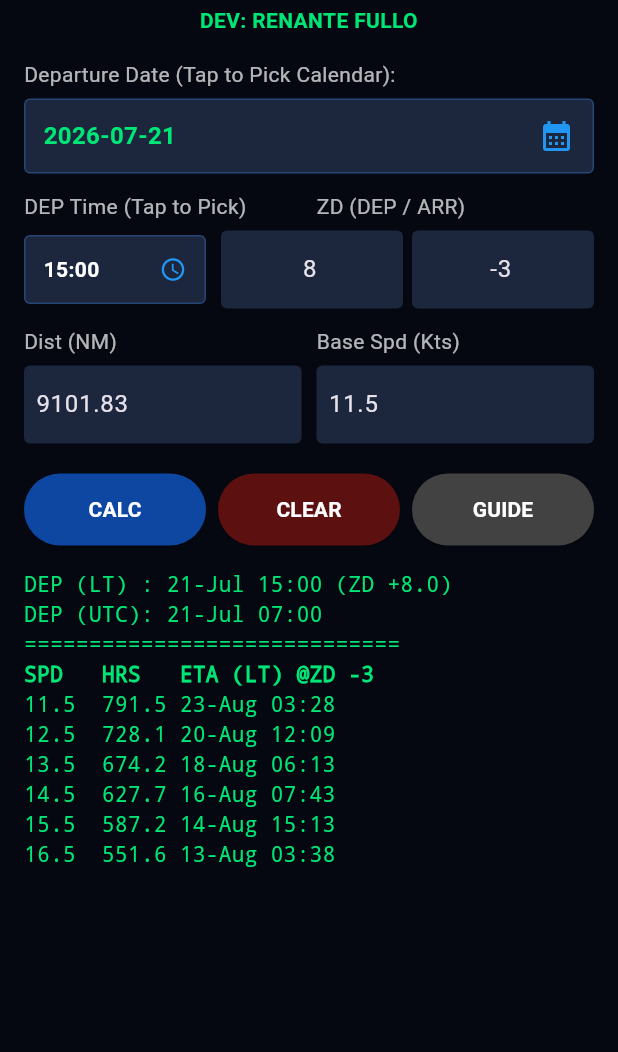
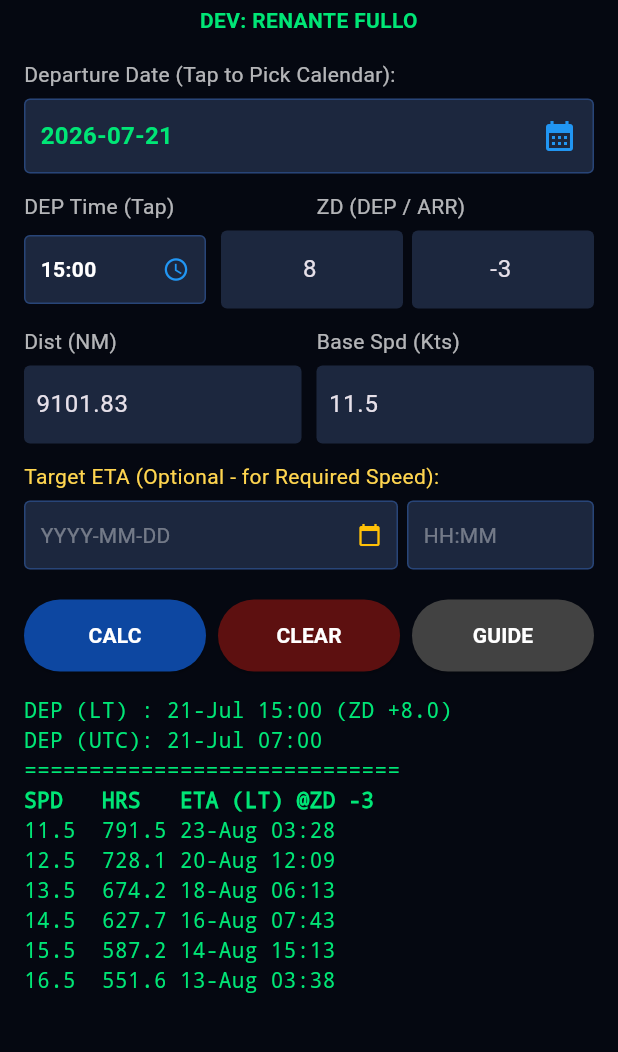
Before and after one commit to Saitama1978/ETA, a Flutter app: the screen it shows after launch, after a tap on "CALC", on a phone screen of 412 x 824 dp, the part 71-1123 px from its top. Run offline on Flutter 3.47's test engine with Material 3 defaults, Android fonts, the phone set to English and light mode, and no system bars.

Commit message:
Update main.dart

```diff
--- a/lib/main.dart
+++ b/lib/main.dart
@@ -30,11 +30,15 @@ class HomeScreen extends StatefulWidget {
 }
 
 class _HomeScreenState extends State<HomeScreen> {
-  // Date & Time Picker Values
+  // Departure Date & Time Values
   DateTime _depDate = DateTime.now();
   TimeOfDay _depTime = const TimeOfDay(hour: 15, minute: 0);
 
-  // Controllers for Numeric Inputs
+  // Target Date & Time Values (Optional)
+  DateTime? _targetDate;
+  TimeOfDay? _targetTime;
+
+  // Controllers
   final _zdDepController = TextEditingController(text: "8");
   final _zdArrController = TextEditingController(text: "-3");
   final _distController = TextEditingController(text: "9101.83");
@@ -43,9 +47,10 @@ class _HomeScreenState extends State<HomeScreen> {
   // Output State
   String _outputDepLT = "";
   String _outputDepUTC = "";
+  String _reqSpeedText = "";
   List<Map<String, dynamic>> _speedTable = [];
 
-  // Calendar Picker for Departure Date
+  // Calendar Pickers
   Future<void> _selectDepDate(BuildContext context) async {
     final DateTime? picked = await showDatePicker(
       context: context,
@@ -53,30 +58,41 @@ class _HomeScreenState extends State<HomeScreen> {
       firstDate: DateTime(2020),
       lastDate: DateTime(2035),
     );
-    if (picked != null && picked != _depDate) {
-      setState(() {
-        _depDate = picked;
-      });
-    }
+    if (picked != null) setState(() => _depDate = picked);
   }
 
-  // Time Picker for Departure Time
   Future<void> _selectDepTime(BuildContext context) async {
     final TimeOfDay? picked = await showTimePicker(
       context: context,
       initialTime: _depTime,
-      builder: (context, child) {
-        return MediaQuery(
-          data: MediaQuery.of(context).copyWith(alwaysUse24HourFormat: true),
-          child: child!,
-        );
-      },
+      builder: (context, child) => MediaQuery(
+        data: MediaQuery.of(context).copyWith(alwaysUse24HourFormat: true),
+        child: child!,
+      ),
     );
-    if (picked != null && picked != _depTime) {
-      setState(() {
-        _depTime = picked;
-      });
-    }
+    if (picked != null) setState(() => _depTime = picked);
+  }
+
+  Future<void> _selectTargetDate(BuildContext context) async {
+    final DateTime? picked = await showDatePicker(
+      context: context,
+      initialDate: _targetDate ?? DateTime.now(),
+      firstDate: DateTime(2020),
+      lastDate: DateTime(2035),
+    );
+    if (picked != null) setState(() => _targetDate = picked);
+  }
+
+  Future<void> _selectTargetTime(BuildContext context) async {
+    final TimeOfDay? picked = await showTimePicker(
+      context: context,
+      initialTime: _targetTime ?? const TimeOfDay(hour: 12, minute: 0),
+      builder: (context, child) => MediaQuery(
+        data: MediaQuery.of(context).copyWith(alwaysUse24HourFormat: true),
+        child: child!,
+      ),
+    );
+    if (picked != null) setState(() => _targetTime = picked);
   }
 
   void _calculate() {
@@ -87,7 +103,7 @@ class _HomeScreenState extends State<HomeScreen> {
         double distance = double.parse(_distController.text);
         double baseSpeed = double.parse(_baseSpdController.text);
 
-        // Combine Date & Time
+        // Departure Local Time & UTC
         DateTime depLT = DateTime(
           _depDate.year,
           _depDate.month,
@@ -96,16 +112,38 @@ class _HomeScreenState extends State<HomeScreen> {
           _depTime.minute,
         );
 
-        // Departure UTC = LT - ZD
         int zdDepMinutes = (zdDep * 60).round();
         DateTime depUTC = depLT.subtract(Duration(minutes: zdDepMinutes));
 
         DateFormat dateFmt = DateFormat("dd-MMM HH:mm");
-        _outputDepLT =
-            "DEP (LT) : ${dateFmt.format(depLT)} (ZD ${zdDep > 0 ? '+$zdDep' : zdDep})";
+        _outputDepLT = "DEP (LT) : ${dateFmt.format(depLT)} (ZD ${zdDep > 0 ? '+$zdDep' : zdDep})";
         _outputDepUTC = "DEP (UTC): ${dateFmt.format(depUTC)}";
 
-        // Generate Speed Matrix Table (+0 to +5 knots)
+        // Required Speed Calculation (If Target ETA is set)
+        _reqSpeedText = "";
+        if (_targetDate != null && _targetTime != null) {
+          DateTime targetLT = DateTime(
+            _targetDate!.year,
+            _targetDate!.month,
+            _targetDate!.day,
+            _targetTime!.hour,
+            _targetTime!.minute,
+          );
+
+          int zdArrMinutes = (zdArr * 60).round();
+          DateTime targetUTC = targetLT.subtract(Duration(minutes: zdArrMinutes));
+
+          double totalHours = targetUTC.difference(depUTC).inMinutes / 60.0;
+
+          if (totalHours > 0) {
+            double reqSpeed = distance / totalHours;
+            _reqSpeedText = "REQ SPD FOR TARGET ETA: ${reqSpeed.toStringAsFixed(2)} KTS (${totalHours.toStringAsFixed(1)} HRS)";
+          } else {
+            _reqSpeedText = "REQ SPD: Target ETA must be after Departure!";
+          }
+        }
+
+        // Generate Speed Matrix Table
         _speedTable.clear();
         int zdArrMinutes = (zdArr * 60).round();
 
@@ -126,6 +164,7 @@ class _HomeScreenState extends State<HomeScreen> {
       } catch (e) {
         _outputDepLT = "Error: Invalid Input Format";
         _outputDepUTC = "";
+        _reqSpeedText = "";
         _speedTable.clear();
       }
     });
@@ -135,6 +174,8 @@ class _HomeScreenState extends State<HomeScreen> {
     setState(() {
       _depDate = DateTime.now();
       _depTime = const TimeOfDay(hour: 0, minute: 0);
+      _targetDate = null;
+      _targetTime = null;
       _zdDepController.clear();
       _zdArrController.clear();
       _distController.clear();
@@ -142,6 +183,7 @@ class _HomeScreenState extends State<HomeScreen> {
 
       _outputDepLT = "";
       _outputDepUTC = "";
+      _reqSpeedText = "";
       _speedTable.clear();
     });
   }
@@ -151,14 +193,13 @@ class _HomeScreenState extends State<HomeScreen> {
       context: context,
       builder: (context) => AlertDialog(
         backgroundColor: const Color(0xFF1E293B),
-        title: const Text("NavMaster User Guide",
-            style: TextStyle(color: Color(0xFF00E676))),
+        title: const Text("NavMaster User Guide", style: TextStyle(color: Color(0xFF00E676))),
         content: const SingleChildScrollView(
           child: Text(
-            "1. Tap Departure Date box to open CALENDAR picker.\n"
-            "2. Tap DEP Time box to open CLOCK picker.\n"
-            "3. Fill Zone Description (ZD) for Departure and Arrival.\n"
-            "4. Input Distance (NM) and Base Speed (Kts).\n"
+            "1. Tap Departure Date & Time to pick via calendar/clock.\n"
+            "2. Fill Zone Description (ZD) for Departure and Arrival.\n"
+            "3. Input Distance (NM) and Base Speed (Kts).\n"
+            "4. (Optional) Set Target ETA to calculate REQ SPEED.\n"
             "5. Press CALC to generate ETA matrix.",
             style: TextStyle(color: Colors.white70),
           ),
@@ -177,7 +218,7 @@ class _HomeScreenState extends State<HomeScreen> {
     return InkWell(
       onTap: onTap,
       child: Container(
-        padding: const EdgeInsets.symmetric(horizontal: 12, vertical: 12),
+        padding: const EdgeInsets.symmetric(horizontal: 10, vertical: 12),
         decoration: BoxDecoration(
           color: const Color(0xFF1C273E),
           borderRadius: BorderRadius.circular(4),
@@ -201,56 +242,45 @@ class _HomeScreenState extends State<HomeScreen> {
 
   @override
   Widget build(BuildContext context) {
-    String formattedDate = DateFormat("yyyy-MM-dd").format(_depDate);
-    String formattedHour = _depTime.hour.toString().padLeft(2, '0');
-    String formattedMin = _depTime.minute.toString().padLeft(2, '0');
+    String formattedDepDate = DateFormat("yyyy-MM-dd").format(_depDate);
+    String formattedDepHour = _depTime.hour.toString().padLeft(2, '0');
+    String formattedDepMin = _depTime.minute.toString().padLeft(2, '0');
+
+    String formattedTargetDate = _targetDate != null ? DateFormat("yyyy-MM-dd").format(_targetDate!) : "YYYY-MM-DD";
+    String formattedTargetHour = _targetTime != null ? _targetTime!.hour.toString().padLeft(2, '0') : "HH";
+    String formattedTargetMin = _targetTime != null ? _targetTime!.minute.toString().padLeft(2, '0') : "MM";
 
     return Scaffold(
       body: SafeArea(
         child: Padding(
           padding: const EdgeInsets.all(16.0),
           child: Column(
-            crossAxisAlignment: CrossAxisAlignment.stretch, // Inayos ang typo dito
+            crossAxisAlignment: CrossAxisAlignment.stretch,
             children: [
               const Text(
                 "NAVMASTER ETA PRO",
                 textAlign: TextAlign.center,
-                style: TextStyle(
-                  color: Color(0xFF1E88E5),
-                  fontSize: 22,
-                  fontWeight: FontWeight.bold,
-                ),
+                style: TextStyle(color: Color(0xFF1E88E5), fontSize: 22, fontWeight: FontWeight.bold),
               ),
               const SizedBox(height: 4),
               const Text(
                 "DEV: RENANTE FULLO",
                 textAlign: TextAlign.center,
-                style: TextStyle(
-                  color: Color(0xFF00E676),
-                  fontSize: 14,
-                  fontWeight: FontWeight.bold,
-                ),
+                style: TextStyle(color: Color(0xFF00E676), fontSize: 14, fontWeight: FontWeight.bold),
               ),
               const SizedBox(height: 16),
 
               Expanded(
                 child: ListView(
                   children: [
-                    const Text("Departure Date (Tap to Pick Calendar):",
-                        style: TextStyle(color: Colors.white70)),
+                    const Text("Departure Date (Tap to Pick Calendar):", style: TextStyle(color: Colors.white70)),
                     const SizedBox(height: 6),
                     _buildClickableBox(
                       onTap: () => _selectDepDate(context),
                       child: Row(
                         mainAxisAlignment: MainAxisAlignment.spaceBetween,
                         children: [
-                          Text(
-                            formattedDate,
-                            style: const TextStyle(
-                                color: Color(0xFF00E676),
-                                fontWeight: FontWeight.bold,
-                                fontSize: 16),
-                          ),
+                          Text(formattedDepDate, style: const TextStyle(color: Color(0xFF00E676), fontWeight: FontWeight.bold, fontSize: 16)),
                           const Icon(Icons.calendar_month, color: Colors.blue),
                         ],
                       ),
@@ -259,13 +289,9 @@ class _HomeScreenState extends State<HomeScreen> {
 
                     Row(
                       children: const [
-                        Expanded(
-                            child: Text("DEP Time (Tap to Pick)",
-                                style: TextStyle(color: Colors.white70))),
+                        Expanded(child: Text("DEP Time (Tap)", style: TextStyle(color: Colors.white70))),
                         SizedBox(width: 10),
-                        Expanded(
-                            child: Text("ZD (DEP / ARR)",
-                                style: TextStyle(color: Colors.white70))),
+                        Expanded(child: Text("ZD (DEP / ARR)", style: TextStyle(color: Colors.white70))),
                       ],
                     ),
                     const SizedBox(height: 6),
@@ -277,14 +303,8 @@ class _HomeScreenState extends State<HomeScreen> {
                             child: Row(
                               mainAxisAlignment: MainAxisAlignment.spaceBetween,
                               children: [
-                                Text(
-                                  "$formattedHour:$formattedMin",
-                                  style: const TextStyle(
-                                      color: Colors.white,
-                                      fontWeight: FontWeight.bold),
-                                ),
-                                const Icon(Icons.access_time,
-                                    color: Colors.blue, size: 18),
+                                Text("$formattedDepHour:$formattedDepMin", style: const TextStyle(color: Colors.white, fontWeight: FontWeight.bold)),
+                                const Icon(Icons.access_time, color: Colors.blue, size: 18),
                               ],
                             ),
                           ),
@@ -296,8 +316,7 @@ class _HomeScreenState extends State<HomeScreen> {
                               controller: _zdDepController,
                               keyboardType: TextInputType.number,
                               textAlign: TextAlign.center,
-                              decoration: const InputDecoration(
-                                  border: InputBorder.none, hintText: "DEP ZD"),
+                              decoration: const InputDecoration(border: InputBorder.none, hintText: "DEP ZD"),
                             ),
                           ),
                         ),
@@ -308,8 +327,7 @@ class _HomeScreenState extends State<HomeScreen> {
                               controller: _zdArrController,
                               keyboardType: TextInputType.number,
                               textAlign: TextAlign.center,
-                              decoration: const InputDecoration(
-                                  border: InputBorder.none, hintText: "ARR ZD"),
+                              decoration: const InputDecoration(border: InputBorder.none, hintText: "ARR ZD"),
                             ),
                           ),
                         ),
@@ -319,13 +337,9 @@ class _HomeScreenState extends State<HomeScreen> {
 
                     Row(
                       children: const [
-                        Expanded(
-                            child: Text("Dist (NM)",
-                                style: TextStyle(color: Colors.white70))),
+                        Expanded(child: Text("Dist (NM)", style: TextStyle(color: Colors.white70))),
                         SizedBox(width: 10),
-                        Expanded(
-                            child: Text("Base Spd (Kts)",
-                                style: TextStyle(color: Colors.white70))),
+                        Expanded(child: Text("Base Spd (Kts)", style: TextStyle(color: Colors.white70))),
                       ],
                     ),
                     const SizedBox(height: 6),
@@ -336,8 +350,7 @@ class _HomeScreenState extends State<HomeScreen> {
                             TextField(
                               controller: _distController,
                               keyboardType: TextInputType.number,
-                              decoration:
-                                  const InputDecoration(border: InputBorder.none),
+                              decoration: const InputDecoration(border: InputBorder.none),
                             ),
                           ),
                         ),
@@ -347,87 +360,86 @@ class _HomeScreenState extends State<HomeScreen> {
                             TextField(
                               controller: _baseSpdController,
                               keyboardType: TextInputType.number,
-                              decoration:
-                                  const InputDecoration(border: InputBorder.none),
+                              decoration: const InputDecoration(border: InputBorder.none),
                             ),
+                          ),
+                        ),
+                      ],
+                    ),
+                    const SizedBox(height: 12),
+
+                    // TARGET ETA SECTION
+                    const Text("Target ETA (Optional - for Required Speed):", style: TextStyle(color: Color(0xFFFFD54F))),
+                    const SizedBox(height: 6),
+                    Row(
+                      children: [
+                        Expanded(
+                          flex: 2,
+                          child: _buildClickableBox(
+                            onTap: () => _selectTargetDate(context),
+                            child: Row(
+                              mainAxisAlignment: MainAxisAlignment.spaceBetween,
+                              children: [
+                                Text(formattedTargetDate, style: TextStyle(color: _targetDate != null ? Colors.white : Colors.white38)),
+                                const Icon(Icons.calendar_today, color: Colors.amber, size: 16),
+                              ],
+                            ),
+                          ),
+                        ),
+                        const SizedBox(width: 6),
+                        Expanded(
+                          child: _buildClickableBox(
+                            onTap: () => _selectTargetTime(context),
+                            child: Text("$formattedTargetHour:$formattedTargetMin", style: TextStyle(color: _targetTime != null ? Colors.white : Colors.white38)),
                           ),
                         ),
                       ],
                     ),
                     const SizedBox(height: 20),
 
-                    // Action Buttons
+                    // Buttons
                     Row(
                       children: [
                         Expanded(
                           child: ElevatedButton(
-                            style: ElevatedButton.styleFrom(
-                              backgroundColor: const Color(0xFF0D47A1),
-                              padding: const EdgeInsets.symmetric(vertical: 14),
-                            ),
+                            style: ElevatedButton.styleFrom(backgroundColor: const Color(0xFF0D47A1), padding: const EdgeInsets.symmetric(vertical: 14)),
                             onPressed: _calculate,
-                            child: const Text("CALC",
-                                style: TextStyle(
-                                    fontWeight: FontWeight.bold,
-                                    color: Colors.white)),
+                            child: const Text("CALC", style: TextStyle(fontWeight: FontWeight.bold, color: Colors.white)),
                           ),
                         ),
                         const SizedBox(width: 8),
                         Expanded(
                           child: ElevatedButton(
-                            style: ElevatedButton.styleFrom(
-                              backgroundColor: const Color(0xFF5D1010),
-                              padding: const EdgeInsets.symmetric(vertical: 14),
-                            ),
+                            style: ElevatedButton.styleFrom(backgroundColor: const Color(0xFF5D1010), padding: const EdgeInsets.symmetric(vertical: 14)),
                             onPressed: _clear,
-                            child: const Text("CLEAR",
-                                style: TextStyle(
-                                    fontWeight: FontWeight.bold,
-                                    color: Colors.white)),
+                            child: const Text("CLEAR", style: TextStyle(fontWeight: FontWeight.bold, color: Colors.white)),
                           ),
                         ),
                         const SizedBox(width: 8),
                         Expanded(
                           child: ElevatedButton(
-                            style: ElevatedButton.styleFrom(
-                              backgroundColor: const Color(0xFF424242),
-                              padding: const EdgeInsets.symmetric(vertical: 14),
-                            ),
+                            style: ElevatedButton.styleFrom(backgroundColor: const Color(0xFF424242), padding: const EdgeInsets.symmetric(vertical: 14)),
                             onPressed: _showGuide,
-                            child: const Text("GUIDE",
-                                style: TextStyle(
-                                    fontWeight: FontWeight.bold,
-                                    color: Colors.white)),
+                            child: const Text("GUIDE", style: TextStyle(fontWeight: FontWeight.bold, color: Colors.white)),
                           ),
                         ),
                       ],
                     ),
                     const SizedBox(height: 16),
 
-                    // Terminal Matrix Output
+                    // Terminal Output
                     if (_outputDepLT.isNotEmpty) ...[
-                      Text(_outputDepLT,
-                          style: const TextStyle(
-                              color: Color(0xFF00E676),
-                              fontFamily: 'monospace')),
-                      Text(_outputDepUTC,
-                          style: const TextStyle(
-                              color: Color(0xFF00E676),
-                              fontFamily: 'monospace')),
-                      const Text("=============================",
-                          style: TextStyle(
-                              color: Color(0xFF00E676),
-                              fontFamily: 'monospace')),
-                      Text("SPD   HRS   ETA (LT) @ZD ${_zdArrController.text}",
-                          style: const TextStyle(
-                              color: Color(0xFF00E676),
-                              fontFamily: 'monospace',
-                              fontWeight: FontWeight.bold)),
+                      Text(_outputDepLT, style: const TextStyle(color: Color(0xFF00E676), fontFamily: 'monospace')),
+                      Text(_outputDepUTC, style: const TextStyle(color: Color(0xFF00E676), fontFamily: 'monospace')),
+                      if (_reqSpeedText.isNotEmpty) ...[
+                        const SizedBox(height: 4),
+                        Text(_reqSpeedText, style: const TextStyle(color: Color(0xFFFFD54F), fontFamily: 'monospace', fontWeight: FontWeight.bold)),
+                      ],
+                      const Text("=============================", style: TextStyle(color: Color(0xFF00E676), fontFamily: 'monospace')),
+                      Text("SPD   HRS   ETA (LT) @ZD ${_zdArrController.text}", style: const TextStyle(color: Color(0xFF00E676), fontFamily: 'monospace', fontWeight: FontWeight.bold)),
                       ..._speedTable.map((row) => Text(
                             "${row['spd'].padRight(5)} ${row['hrs'].padRight(5)} ${row['eta']}",
-                            style: const TextStyle(
-                                color: Color(0xFF00E676),
-                                fontFamily: 'monospace'),
+                            style: const TextStyle(color: Color(0xFF00E676), fontFamily: 'monospace'),
                           )),
                     ]
                   ],
```
